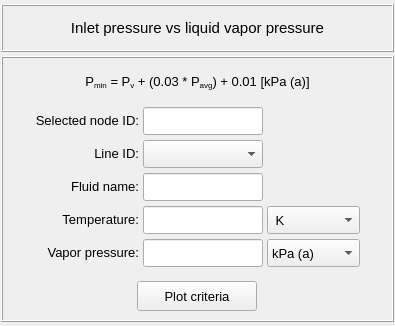
Before: the Qt Designer form pulse/interface/data/ui_files/criterias/reciprocating_pump_inlet_pressure_criteria_widget.ui in open-pulse/OpenPulse, drawn with Qt 5.
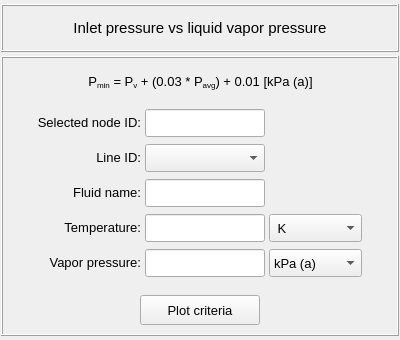
After: the same form once the commit is applied.

Commit message: Adjusts the ui-files from acoustic plots

The edit to the form file:
```diff
--- a/pulse/interface/data/ui_files/criterias/reciprocating_pump_inlet_pressure_criteria_widget.ui
+++ b/pulse/interface/data/ui_files/criterias/reciprocating_pump_inlet_pressure_criteria_widget.ui
@@ -6,10 +6,16 @@
    <rect>
     <x>0</x>
     <y>0</y>
-    <width>395</width>
-    <height>326</height>
+    <width>400</width>
+    <height>340</height>
    </rect>
   </property>
+  <property name="minimumSize">
+   <size>
+    <width>0</width>
+    <height>340</height>
+   </size>
+  </property>
   <property name="maximumSize">
    <size>
     <width>16777215</width>
```
The commit also changes 3 other files.
